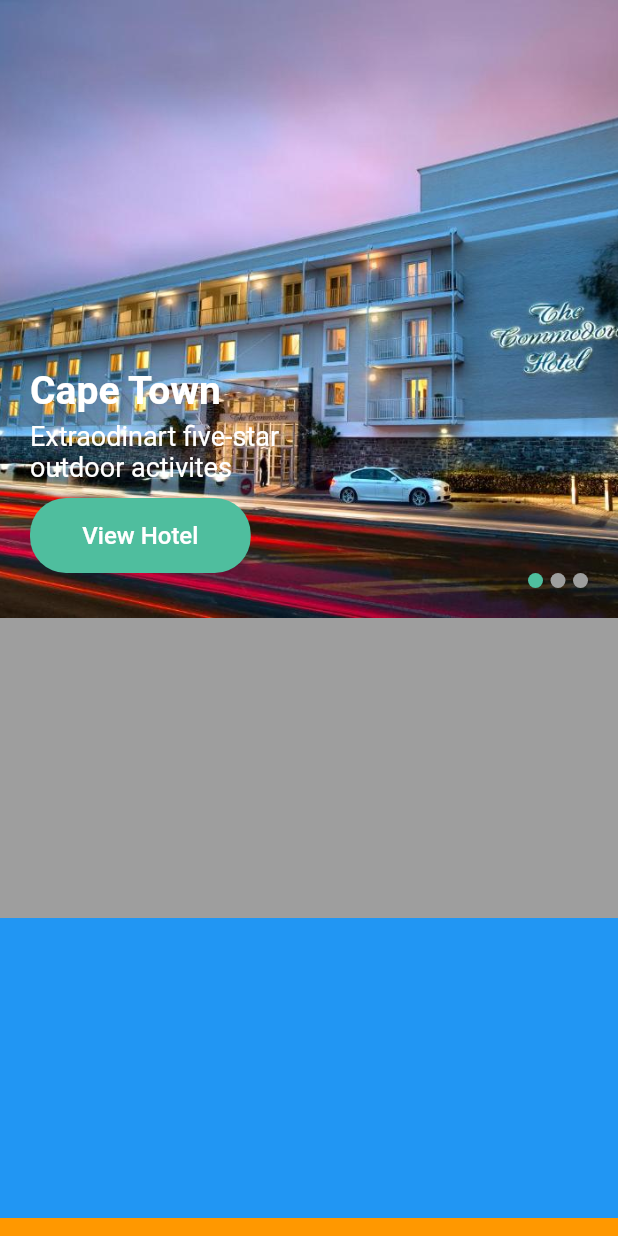
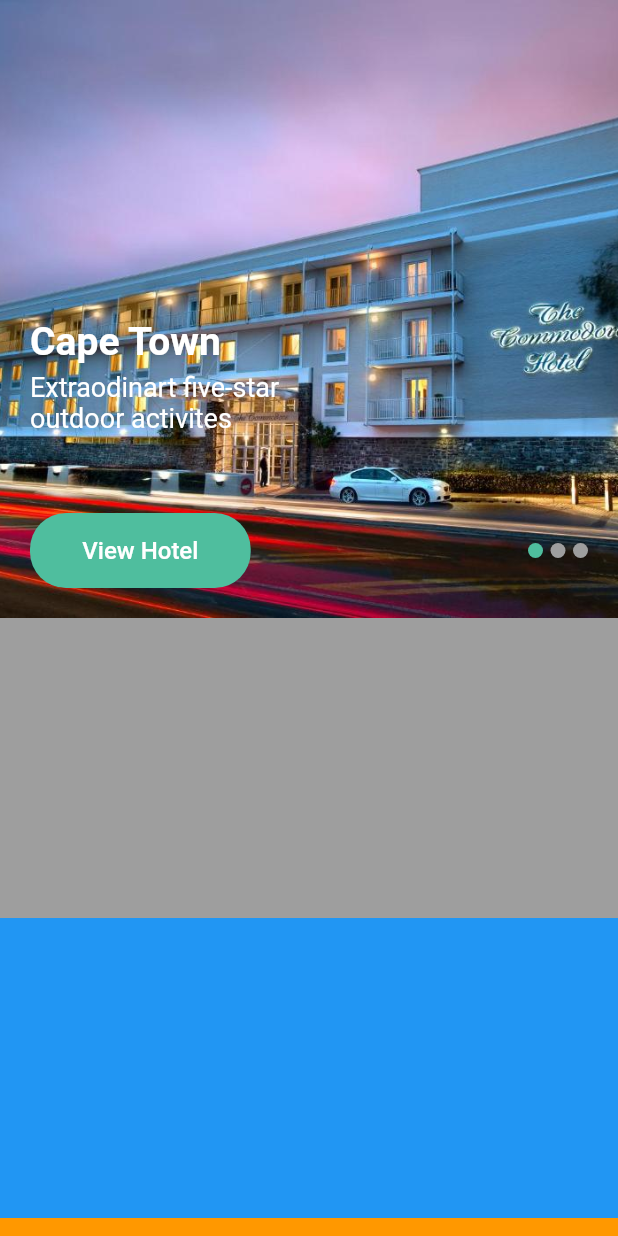
Before and after one commit to Mahmoud-Sherif/hotel_booking_algoriza, a Flutter app: the ExploreView screen opened directly, on a phone screen of 412 x 824 dp. Run offline on Flutter 3.47's test engine with Material 2 defaults, Android fonts, the phone set to English and light mode, and no system bars; drawn by our look-alikes of smooth_page_indicator; our stand-ins replace bloc, dio, equatable, flutter_bloc; Roboto replaces fonts that are missing (SFpro).

Commit message:
explor app bar v2

```diff
--- a/lib/features/explore/presentation/pages/explore_view.dart
+++ b/lib/features/explore/presentation/pages/explore_view.dart
@@ -5,10 +5,12 @@ import 'package:hotel_booking_algoriza/core/utils/values_manager.dart';
 import 'package:hotel_booking_algoriza/core/widgets/custom_input_field.dart';
 import 'package:hotel_booking_algoriza/core/widgets/main_button.dart';
 import 'package:smooth_page_indicator/smooth_page_indicator.dart';
+part '../widgets/indicator_view_hotel_btn.dart';
+part '../widgets/best_hotel_widgets.dart';
 
 class ExploreView extends StatelessWidget {
-  const ExploreView({super.key});
-
+  ExploreView({super.key});
+  final PageController boardController = PageController();
   @override
   Widget build(BuildContext context) {
     return Scaffold(
@@ -28,11 +30,16 @@ class ExploreView extends StatelessWidget {
             ),
             expandedHeight: context.height / 2,
             flexibleSpace: FlexibleSpaceBar(
-              background: PageView.builder(
-                itemCount: 3,
-                itemBuilder: (context, index) {
-                  return BestHotelsWidget();
-                },
+              background: Stack(
+                children: [
+                  PageView.builder(
+                    itemCount: 3,
+                    itemBuilder: (context, index) {
+                      return BestHotelsWidget();
+                    },
+                  ),
+                  IndicatorAndViewHotelBTN(boardController: boardController),
+                ],
               ),
             ),
           ),
@@ -83,122 +90,3 @@ class ExploreView extends StatelessWidget {
     );
   }
 }
-
-class BestHotelsWidget extends StatelessWidget {
-  BestHotelsWidget({
-    Key? key,
-  }) : super(key: key);
-  final PageController boardController = PageController();
-
-  @override
-  Widget build(BuildContext context) {
-    return Stack(
-      fit: StackFit.expand,
-      children: [
-        Image.asset(
-          'assets/images/capetown.jpg',
-          fit: BoxFit.fitHeight,
-        ),
-        Padding(
-          padding: const EdgeInsets.symmetric(
-              vertical: AppPadding.p20, horizontal: AppPadding.p20),
-          child: Column(
-            mainAxisAlignment: MainAxisAlignment.end,
-            crossAxisAlignment: CrossAxisAlignment.start,
-            children: [
-              Text(
-                'Cape Town',
-                style: Theme.of(context).textTheme.displayLarge,
-              ),
-              const SizedBox(height: 5),
-              Text(
-                'Extraodinart five-star',
-                style: Theme.of(context)
-                    .textTheme
-                    .displayMedium!
-                    .copyWith(fontWeight: FontWeight.w400, fontSize: 18),
-              ),
-              Text(
-                'outdoor activites',
-                style: Theme.of(context)
-                    .textTheme
-                    .displayMedium!
-                    .copyWith(fontWeight: FontWeight.w400, fontSize: 18),
-              ),
-              const SizedBox(height: 10),
-              MainButton(
-                text: "View Hotel",
-                width: context.width / 2.8,
-              ),
-              Align(
-                alignment: Alignment.centerRight,
-                child: SmoothPageIndicator(
-                  controller: boardController,
-                  effect: const SwapEffect(
-                    dotColor: ColorManager.lightGrey,
-                    activeDotColor: ColorManager.primary,
-                    dotHeight: 10.0,
-                    dotWidth: 10.0,
-                    spacing: 5.0,
-                  ),
-                  count: 3,
-                ),
-              ),
-            ],
-          ),
-        )
-      ],
-    );
-  }
-}
-
-class RoundedSearchInput extends StatelessWidget {
-  // final TextEditingController textController;
-  final String hintText;
-  const RoundedSearchInput({required this.hintText, Key? key})
-      : super(key: key);
-
-  @override
-  Widget build(BuildContext context) {
-    return Container(
-      height: 50,
-      decoration: BoxDecoration(boxShadow: [
-        BoxShadow(
-            offset: const Offset(12, 26),
-            blurRadius: 50,
-            spreadRadius: 0,
-            color: Colors.grey.withOpacity(.1)),
-      ]),
-      child: TextField(
-        // controller: textController,
-        onChanged: (value) {
-          //Do something wi
-        },
-        decoration: InputDecoration(
-          prefixIcon: Icon(
-            Icons.search,
-            color: Colors.grey[500]!,
-          ),
-          filled: true,
-          fillColor: Colors.white,
-          hintText: hintText,
-          hintStyle:
-              const TextStyle(color: Colors.grey, fontWeight: FontWeight.w300),
-          contentPadding:
-              const EdgeInsets.symmetric(vertical: 20.0, horizontal: 20.0),
-          border: const OutlineInputBorder(
-            borderRadius: BorderRadius.all(Radius.circular(45.0)),
-          ),
-          enabledBorder: OutlineInputBorder(
-            borderSide: BorderSide(color: Colors.grey[300]!, width: 1.0),
-            borderRadius: BorderRadius.all(Radius.circular(45.0)),
-          ),
-          focusedBorder: OutlineInputBorder(
-            borderSide: BorderSide(color: Colors.grey[400]!, width: 1.5),
-            borderRadius: BorderRadius.all(Radius.circular(45.0)),
-          ),
-        ),
-      ),
-    );
-  }
-}
--- /dev/null
+++ b/lib/features/explore/presentation/widgets/best_hotel_widgets.dart
@@ -0,0 +1,56 @@
+part of '../pages/explore_view.dart';
+
+class BestHotelsWidget extends StatelessWidget {
+  BestHotelsWidget({
+    Key? key,
+  }) : super(key: key);
+  final PageController boardController = PageController();
+
+  @override
+  Widget build(BuildContext context) {
+    return Stack(
+      fit: StackFit.expand,
+      children: [
+        Image.asset(
+          'assets/images/capetown.jpg',
+          fit: BoxFit.fitHeight,
+        ),
+        Padding(
+          padding: const EdgeInsets.symmetric(
+              vertical: AppPadding.p20, horizontal: AppPadding.p20),
+          child: Column(
+            mainAxisAlignment: MainAxisAlignment.center,
+            crossAxisAlignment: CrossAxisAlignment.start,
+            children: [
+              const SizedBox(height: 100),
+              Text(
+                'Cape Town',
+                style: Theme.of(context).textTheme.displayLarge,
+              ),
+              const SizedBox(height: 5),
+              Text(
+                'Extraodinart five-star',
+                style: Theme.of(context)
+                    .textTheme
+                    .displayMedium!
+                    .copyWith(fontWeight: FontWeight.w400, fontSize: 18),
+              ),
+              Text(
+                'outdoor activites',
+                style: Theme.of(context)
+                    .textTheme
+                    .displayMedium!
+                    .copyWith(fontWeight: FontWeight.w400, fontSize: 18),
+              ),
+              const SizedBox(height: 10),
+              // MainButton(
+              //   text: "View Hotel",
+              //   width: context.width / 2.8,
+              // ),
+            ],
+          ),
+        )
+      ],
+    );
+  }
+}
--- /dev/null
+++ b/lib/features/explore/presentation/widgets/indicator_view_hotel_btn.dart
@@ -0,0 +1,40 @@
+part of '../pages/explore_view.dart';
+
+class IndicatorAndViewHotelBTN extends StatelessWidget {
+  const IndicatorAndViewHotelBTN({
+    Key? key,
+    required this.boardController,
+  }) : super(key: key);
+
+  final PageController boardController;
+
+  @override
+  Widget build(BuildContext context) {
+    return Padding(
+      padding: const EdgeInsets.all(20),
+      child: Align(
+        alignment: Alignment.bottomLeft,
+        child: Row(
+          mainAxisAlignment: MainAxisAlignment.spaceBetween,
+          children: [
+            MainButton(
+              text: "View Hotel",
+              width: context.width / 2.8,
+            ),
+            SmoothPageIndicator(
+              controller: boardController,
+              effect: const SwapEffect(
+                dotColor: ColorManager.lightGrey,
+                activeDotColor: ColorManager.primary,
+                dotHeight: 10.0,
+                dotWidth: 10.0,
+                spacing: 5.0,
+              ),
+              count: 3,
+            ),
+          ],
+        ),
+      ),
+    );
+  }
+}
```
